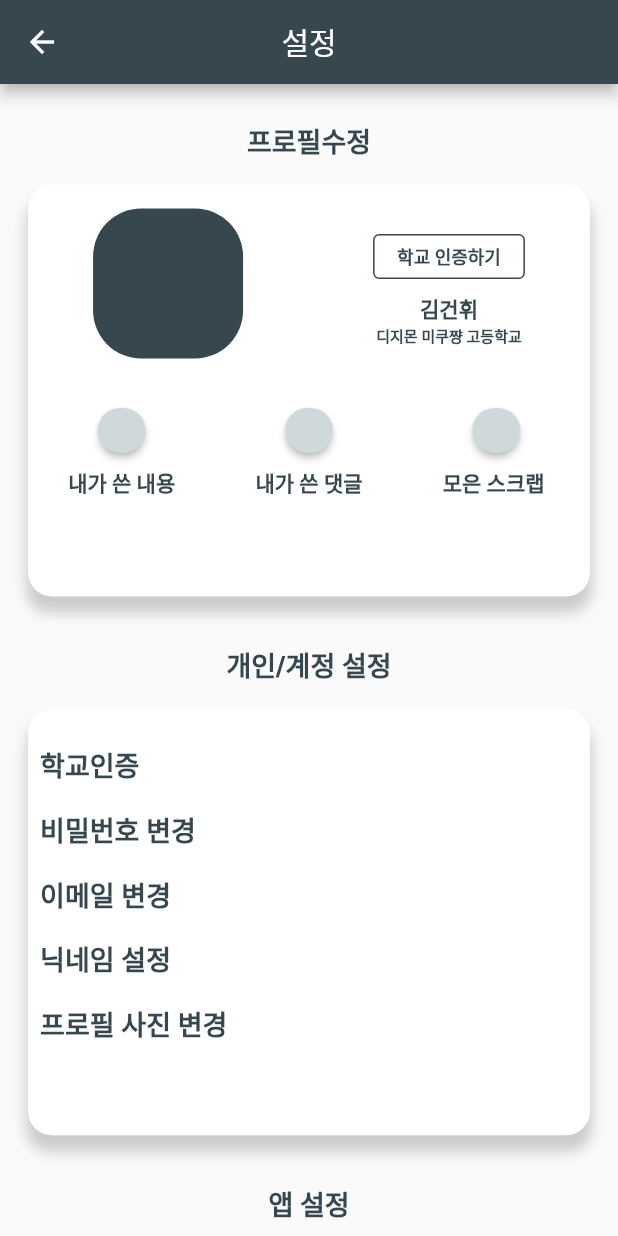
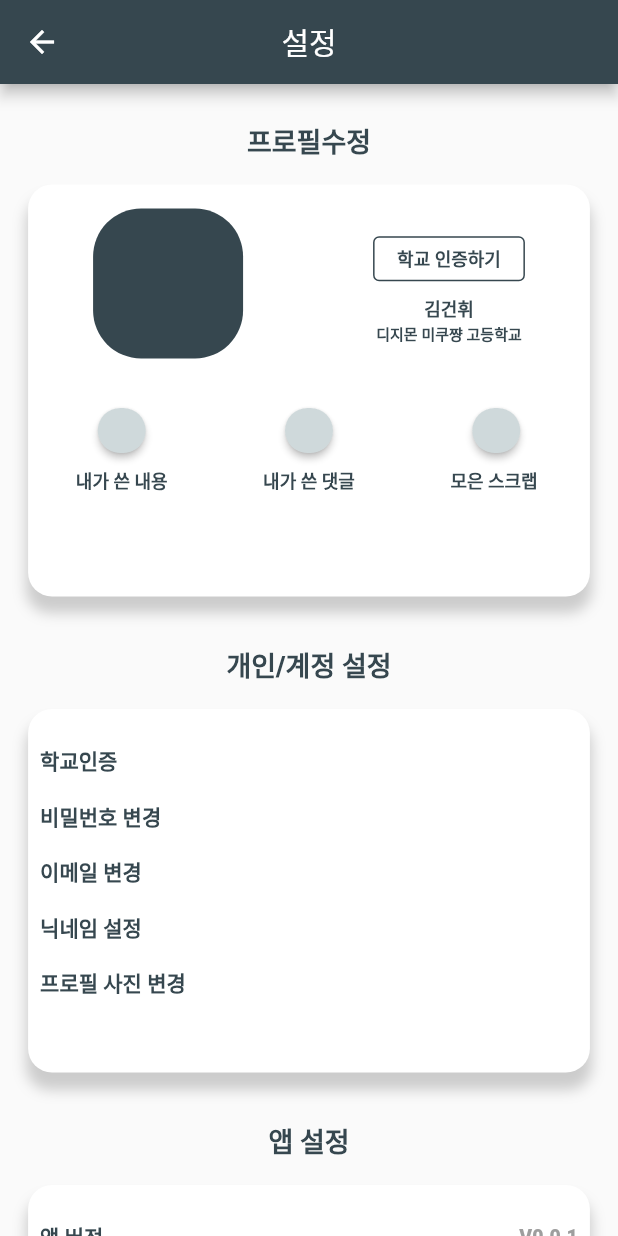
Before and after one commit to KEONI1231/Flutter_High-Connect, a Flutter app: the HomeScreen screen opened directly, after a tap on the "settings" icon, on a phone screen of 412 x 824 dp. Run offline on Flutter 3.47's test engine with Material 2 defaults, Android fonts, the phone set to English and light mode, and no system bars; our stand-ins replace cloud_firestore, firebase_core, firebase_database; accounts and stored records are empty.

```diff
--- a/lib/screen/home_tab.dart
+++ b/lib/screen/home_tab.dart
@@ -15,9 +15,13 @@ class HomeTab extends StatelessWidget {
       child: Column(
         children: [
           _HomeMeal(),
-          _HomeWordCloud(),
-          _HomeBannerAd(),
-          _HomeBoard(),
+          Column(
+            children: [
+              _HomeWordCloud(),
+              _HomeBannerAd(),
+              _HomeBoard(),
+            ],
+          ),
         ],
       ),
     );
@@ -75,9 +79,15 @@ class _HomeMeal extends StatelessWidget {
                           20,
                           (index) => MealInfo(
                             width: constraint.maxWidth / 3,
-                            mealdate: '2022-08-20',
+                            mealdate: (DateTime.now().year.toString()) +
+                                '-' +
+                                DateTime.now()
+                                    .month
+                                    .toString()
+                                    .padLeft(2, '0') +
+                                '-' +
+                                DateTime.now().day.toString().padLeft(2, '0'),
                             meal: index % 2 == 0 ? '스윙스' : '돈가스',
-
                           ),
                         ),
                       ),
@@ -153,7 +163,7 @@ class _HomeBoard extends StatelessWidget {
         children: [
           HomeBoardGenerate('자유게시판', '자유게시판의 최근 올라온 게시글 내용'),
           SizedBox(
-            height: 2.0,
+            height: 8.0,
           ),
           GestureDetector(
             //워드클라우드게시판 누르면 워드클라우드 게시판으로 이동
@@ -163,15 +173,15 @@ class _HomeBoard extends StatelessWidget {
             child: HomeBoardGenerate('워드클라우드게시판', '워드클라우드게시판의 최근 올라온 게시글 내용'),
           ),
           SizedBox(
-            height: 2.0,
+            height: 8.0,
           ),
           HomeBoardGenerate('급식게시판', '급식게시판의 최근 올라온 게시글 내용'),
           SizedBox(
-            height: 2.0,
+            height: 8.0,
           ),
           HomeBoardGenerate('입시게시판', '입시게시판의 최근 올라온 게시글 내용'),
           SizedBox(
-            height: 2.0,
+            height: 8.0,
           ),
           HomeBoardGenerate('연애게시판', '연애게시판의 최근 올라온 게시글 내용'),
         ],
--- a/lib/screen/login_screen.dart
+++ b/lib/screen/login_screen.dart
@@ -124,7 +124,6 @@ class login_part extends StatelessWidget {
                 ),
               );
 
-
               /*FirebaseFirestore.instance
                   .collection('users')
                   .snapshots()
@@ -151,11 +150,6 @@ class login_part extends StatelessWidget {
               });
               로그인 기능 구현성공 // 개발에 쉽도록 나중에 추가하기로하자
               */
-
-              /*Navigator.of(context)
-                  .push(MaterialPageRoute(builder: (BuildContext context) {
-                return HomeScreen(); //메인 홈스크린.
-              }));*/
             },
           ),
         ),
--- a/lib/screen/settings_screen.dart
+++ b/lib/screen/settings_screen.dart
@@ -52,7 +52,7 @@ class ProfileCard extends StatelessWidget {
 
   @override
   Widget build(BuildContext context) {
-    final ts = TextStyle(fontWeight: FontWeight.w700, color: PRIMARY_COLOR);
+    final ts = TextStyle(fontWeight: FontWeight.w700, color: PRIMARY_COLOR, fontSize: 12);
     return Container(
       width: MediaQuery.of(context).size.width / 1.1,
       height: MediaQuery.of(context).size.height / 3,
@@ -179,10 +179,10 @@ class PersonalCardSetting extends StatelessWidget {
   @override
   Widget build(BuildContext context) {
     final ts = TextStyle(
-        fontWeight: FontWeight.w900, color: PRIMARY_COLOR, fontSize: 18);
+        fontWeight: FontWeight.w900, color: PRIMARY_COLOR, fontSize: 14);
     return Container(
       width: MediaQuery.of(context).size.width / 1.1,
-      height: MediaQuery.of(context).size.height / 2.9,
+      height: MediaQuery.of(context).size.height / 3.4,
       decoration: BoxDecoration(
         color: Colors.white,
         //border: Border.all(width: 2, color: PRIMARY_COLOR),
@@ -278,10 +278,10 @@ class AppSetting extends StatelessWidget {
   @override
   Widget build(BuildContext context) {
     final ts = TextStyle(
-        fontWeight: FontWeight.w900, color: PRIMARY_COLOR, fontSize: 18);
+        fontWeight: FontWeight.w900, color: PRIMARY_COLOR, fontSize: 14);
     return Container(
       width: MediaQuery.of(context).size.width / 1.1,
-      height: MediaQuery.of(context).size.height / 4.3,
+      height: MediaQuery.of(context).size.height / 5,
       decoration: BoxDecoration(
         color: Colors.white,
         //border: Border.all(width: 2, color: PRIMARY_COLOR),
@@ -350,10 +350,10 @@ class etcSetting extends StatelessWidget {
   @override
   Widget build(BuildContext context) {
     final ts = TextStyle(
-        fontWeight: FontWeight.w900, color: PRIMARY_COLOR, fontSize: 18);
+        fontWeight: FontWeight.w900, color: PRIMARY_COLOR, fontSize: 14);
     return Container(
       width: MediaQuery.of(context).size.width / 1.1,
-      height: MediaQuery.of(context).size.height / 4.3,
+      height: MediaQuery.of(context).size.height / 5,
       decoration: BoxDecoration(
         color: Colors.white,
         //border: Border.all(width: 2, color: PRIMARY_COLOR),
--- a/lib/screen/signup_screen.dart
+++ b/lib/screen/signup_screen.dart
@@ -48,6 +48,7 @@ class _signUpState extends State<signUp> {
                        텍스트 필드마다 입력시 조건들이 다르기때문에 account_textfield.dart파일에
                        주석으로 달아두겠음.
                        */
+                      const SizedBox(height: 16),
                       CustomTextField(
                         label: 'ID입력',
                         Controller: _idTextController,
```
Also changed, not shown: lib/screen/find_account_screen.dart (+61 -3 lines), lib/screen/find_id_screen.dart (added, +14 -0 lines), lib/screen/find_pw_screen.dart (added, +14 -0 lines).
